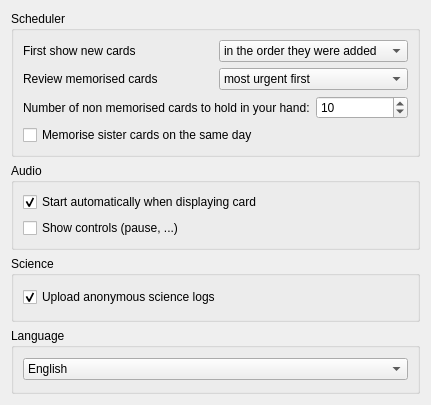
Qt form mnemosyne/mnemosyne/pyqt_ui/configuration_wdgt_main.ui (mnemosyne-proj/mnemosyne) before a commit.
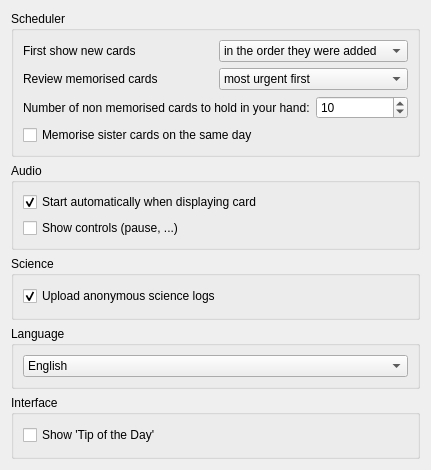
The same form after that commit.

Diff of the .ui file:
```diff
--- a/mnemosyne/mnemosyne/pyqt_ui/configuration_wdgt_main.ui
+++ b/mnemosyne/mnemosyne/pyqt_ui/configuration_wdgt_main.ui
@@ -7,7 +7,7 @@
     <x>0</x>
     <y>0</y>
     <width>431</width>
-    <height>405</height>
+    <height>470</height>
    </rect>
   </property>
   <property name="windowTitle">
@@ -169,6 +169,22 @@
        </layout>
       </widget>
      </item>
+     <item>
+      <widget class="QGroupBox" name="groupBox_5">
+       <property name="title">
+        <string>Interface</string>
+       </property>
+       <layout class="QVBoxLayout" name="verticalLayout_7">
+        <item>
+         <widget class="QCheckBox" name="tipday">
+          <property name="text">
+           <string>Show 'Tip of the Day'</string>
+          </property>
+         </widget>
+        </item>
+       </layout>
+      </widget>
+     </item>
     </layout>
    </item>
   </layout>
```
